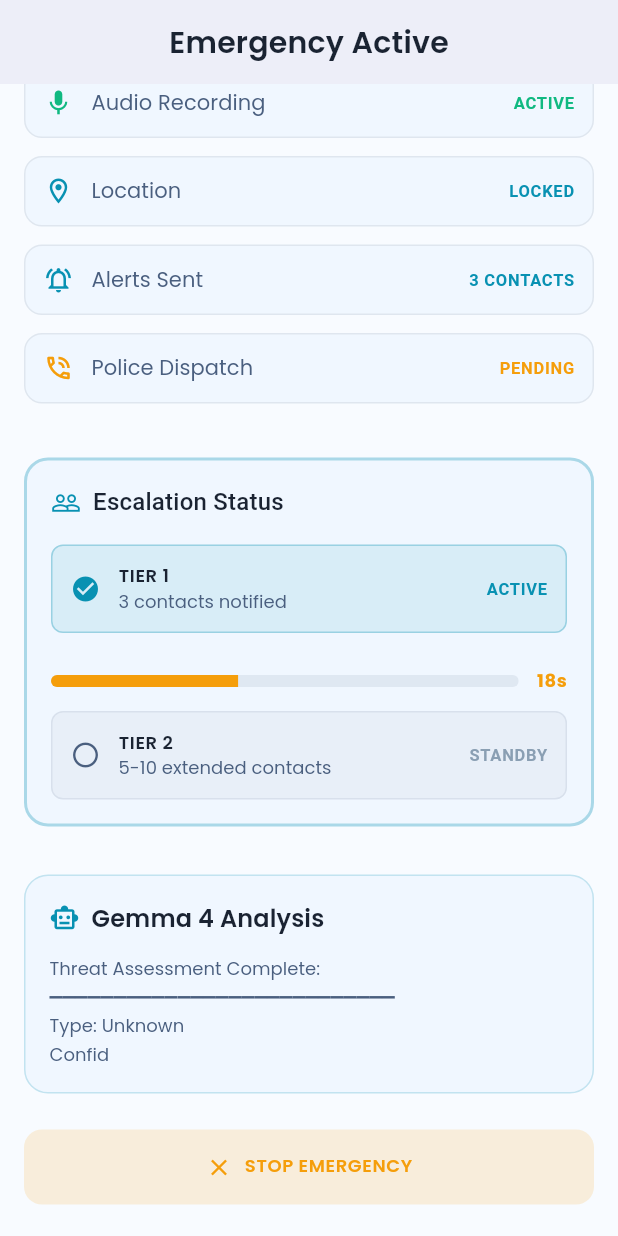
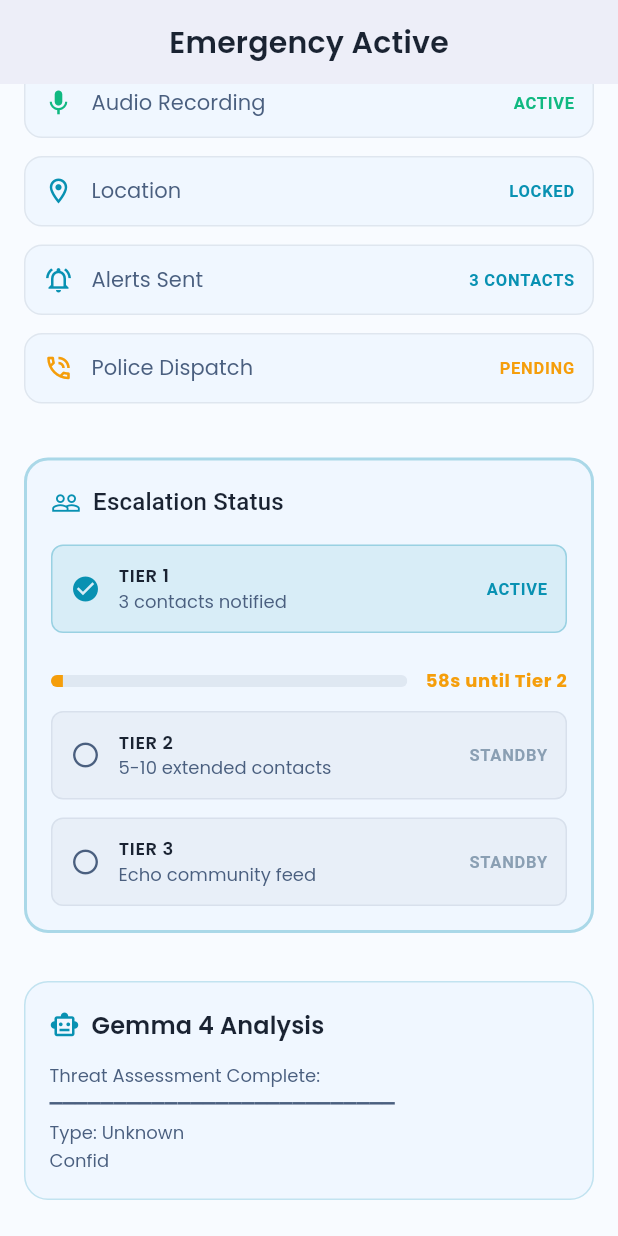
Before and after one commit to estheticallybawo/echo, a Flutter app: the EmergencyActiveScreen screen opened by its route, scrolled down 420 dp, on a phone screen of 412 x 824 dp. Run offline on Flutter 3.47's test engine with Material 3 defaults, Android fonts, the phone set to English and light mode, and no system bars; our stand-ins replace audioplayers, cloud_firestore, firebase_auth, firebase_core, flutter_dotenv, google_fonts and 1 more; accounts and stored records are empty; generated files the repository leaves out were written again; network calls fail.

```diff
--- a/lib/providers/gemma_provider.dart
+++ b/lib/providers/gemma_provider.dart
@@ -3,6 +3,7 @@ import 'package:firebase_auth/firebase_auth.dart';
 import '../services/llama_threat_service.dart';
 import '../services/firestore_incident_service.dart';
 import '../services/gemma_decision_engine.dart';
+import '../services/escalation_timer_service.dart';
 
 /// Track C: Gemma 4 Threat Assessment Provider
 /// Week 1: Mocks Google AI Studio
@@ -156,7 +157,14 @@ class GemmaProvider extends ChangeNotifier {
     }
   }
 
-  /// Get contacts to notify based on threat severity
+  /// Get contacts to notify based on current ESCALATION TIER (not threat severity)
+  ///
+  /// Now integrates with EscalationTimerService to determine which tier is currently active.
+  /// This ensures contacts are only notified at the appropriate escalation level.
+  ///
+  /// T+5s:  Tier 1 (inner circle) notified
+  /// T+60s: Tier 2 (extended network) notified
+  /// T+90s: Tier 3 (Echo community feed) notified
   Future<List<String>> getContactsToNotify() async {
     if (lastThreatAssessment == null) return [];
 
@@ -164,9 +172,14 @@ class GemmaProvider extends ChangeNotifier {
       final threatType = (lastThreatAssessment!['threat'] ?? 'unknown').toString();
       final confidence = (lastThreatAssessment!['confidence'] as num?)?.toDouble() ?? 0.0;
 
+      // Get current escalation tier from service (singleton)
+      final escalationService = EscalationTimerService();
+      final currentTier = escalationService.currentTier;
+
       return await _decisionEngine.getContactsToAlert(
         threatType: threatType,
         confidence: confidence,
+        currentTier: currentTier,
       );
     } catch (e) {
       print('❌ Error getting contacts to notify: $e');
--- a/lib/screens/emergency_active_screen.dart
+++ b/lib/screens/emergency_active_screen.dart
@@ -2,7 +2,9 @@
 
 import 'package:flutter/material.dart';
 import 'dart:async';
+import 'dart:math';
 import '../theme.dart';
+import '../services/escalation_timer_service.dart';
 
 class EmergencyActiveScreen extends StatefulWidget {
   final Map<String, dynamic>? threatAnalysis;
@@ -27,6 +29,8 @@ class _EmergencyActiveScreenState extends State<EmergencyActiveScreen>
   late Timer _elapsedTimer;
   int _elapsedSeconds = 0;
   late Stream<String> _aiAnalysisStream;
+  late EscalationTimerService _escalationService;
+  int _currentTier = 1;
 
   // Threat analysis data from Gemma
   late Map<String, dynamic> threatData;
@@ -67,11 +71,37 @@ class _EmergencyActiveScreenState extends State<EmergencyActiveScreen>
       vsync: this,
     )..repeat();
 
-    // Elapsed timer
+    _timerController = AnimationController(
+      duration: const Duration(milliseconds: 500),
+      vsync: this,
+    );
+
+    // Initialize escalation timer service
+    _escalationService = EscalationTimerService();
+
+    // Start escalation with callbacks
+    _escalationService.startEscalation(
+      incidentId: widget.emergencyDescription ?? 'emergency_${DateTime.now().millisecondsSinceEpoch}',
+      onTier1Activate: () {
+        print('🎯 Tier 1 Activated - Inner circle notified');
+        setState(() => _currentTier = 1);
+      },
+      onTier2Escalate: () {
+        print('🎯 Tier 2 Escalated - Extended network notified');
+        setState(() => _currentTier = 2);
+      },
+      onTier3Escalate: () {
+        print('🎯 Tier 3 Auto-posted - Echo community feed updated');
+        setState(() => _currentTier = 3);
+      },
+      onTickCallback: (seconds) {
+        setState(() => _elapsedSeconds = seconds);
+      },
+    );
+
+    // Legacy elapsed timer (kept for compatibility)
     _elapsedTimer = Timer.periodic(const Duration(seconds: 1), (timer) {
-      setState(() {
-        _elapsedSeconds++;
-      });
+      // Timer updates now come from escalation service callback
     });
 
     // Simulate Gemma 4 AI analysis stream with real data
@@ -83,7 +113,9 @@ class _EmergencyActiveScreenState extends State<EmergencyActiveScreen>
   @override
   void dispose() {
     _pulseController.dispose();
+    _timerController.dispose();
     _elapsedTimer.cancel();
+    _escalationService.stopEscalation();
     super.dispose();
   }
 
@@ -405,9 +437,6 @@ Social: Queued for amplification
     );
   }
 
-  // ========================================
-  // NEW WIDGETS FOR DEVELOPER IMPLEMENTATION
-  // ========================================
 
   /// Threat Confidence Gauge
   Widget _buildEmotionGauge() {
@@ -511,12 +540,20 @@ Social: Queued for amplification
   }
 
   /// Escalation Timer (Track B - Dev 2)
-  /// Shows 2-tier escalation: Tier 1 (0-30s) → Tier 2
-  /// Developer: Wire EscalationManager FSM stream here
+  /// Shows 3-tier escalation: Tier 1 (T+5s) → Tier 2 (T+60s) → Tier 3 (T+90s)
+  /// Wired to EscalationTimerService with real-time callbacks
   Widget _buildEscalationTimerCard() {
-    // PLACEHOLDER: Developers will replace with EscalationManager stream
-    int secondsUntilTier2 = 18; // Countdown from 30s
-    bool isTier1Active = secondsUntilTier2 > 0;
+    // Get time remaining until next tier escalation
+    int secondsUntilTier2 = 0;
+    bool isTier1Active = _currentTier == 1;
+    bool isTier2Active = _currentTier == 2;
+    bool isTier3Active = _currentTier == 3;
+
+    if (_currentTier == 1) {
+      secondsUntilTier2 = max(0, 60 - _elapsedSeconds);
+    } else if (_currentTier == 2) {
+      secondsUntilTier2 = max(0, 90 - _elapsedSeconds);
+    }
 
     return Container(
       padding: const EdgeInsets.all(16),
@@ -561,7 +598,7 @@ Social: Queued for amplification
           ),
           const SizedBox(height: 12),
 
-          // Countdown timer for Tier 2
+          // Countdown timer for Tier 2 (T+60s escalation)
           if (isTier1Active) ...[
             Padding(
               padding: const EdgeInsets.symmetric(vertical: 12),
@@ -571,7 +608,7 @@ Social: Queued for amplification
                     child: ClipRRect(
                       borderRadius: BorderRadius.circular(8),
                       child: LinearProgressIndicator(
-                        value: (30 - secondsUntilTier2) / 30,
+                        value: (_elapsedSeconds / 60).clamp(0.0, 1.0),
                         minHeight: 8,
                         backgroundColor: EchoColors.textSecondary
                             .withOpacity(0.1),
@@ -583,7 +620,7 @@ Social: Queued for amplification
                   ),
                   const SizedBox(width: 12),
                   Text(
-                    '${secondsUntilTier2}s',
+                    '${secondsUntilTier2}s until Tier 2',
                     style: Theme.of(context).textTheme.labelLarge?.copyWith(
                       color: EchoColors.warning,
                       fontWeight: FontWeight.w700,
@@ -597,9 +634,52 @@ Social: Queued for amplification
           // Tier 2 Status
           _buildTierRow(
             tier: 'TIER 2',
-            status: isTier1Active ? 'STANDBY' : 'ACTIVATED',
+            status: isTier2Active ? 'ACTIVE' : (isTier1Active ? 'STANDBY' : 'COMPLETED'),
             contacts: '5-10 extended contacts',
-            isActive: !isTier1Active,
+            isActive: isTier2Active,
+            context: context,
+          ),
+          const SizedBox(height: 12),
+
+          // Countdown timer for Tier 3 (T+90s escalation)
+          if (isTier2Active) ...[
+            Padding(
+              padding: const EdgeInsets.symmetric(vertical: 12),
+              child: Row(
+                children: [
+                  Expanded(
+                    child: ClipRRect(
+                      borderRadius: BorderRadius.circular(8),
+                      child: LinearProgressIndicator(
+                        value: (_elapsedSeconds / 90).clamp(0.0, 1.0),
+                        minHeight: 8,
+                        backgroundColor: EchoColors.textSecondary
+                            .withOpacity(0.1),
+                        valueColor: const AlwaysStoppedAnimation<Color>(
+                          EchoColors.warning,
+                        ),
+                      ),
+                    ),
+                  ),
+                  const SizedBox(width: 12),
+                  Text(
+                    '${max(0, 90 - _elapsedSeconds)}s until Echo Feed',
+                    style: Theme.of(context).textTheme.labelLarge?.copyWith(
+                      color: EchoColors.warning,
+                      fontWeight: FontWeight.w700,
+                    ),
+                  ),
+                ],
+              ),
+            ),
+          ],
+
+          // Tier 3 Status
+          _buildTierRow(
+            tier: 'TIER 3',
+            status: isTier3Active ? 'POSTED' : (isTier2Active ? 'PENDING' : 'STANDBY'),
+            contacts: 'Echo community feed',
+            isActive: isTier3Active,
             context: context,
           ),
         ],
--- a/lib/services/gemma_decision_engine.dart
+++ b/lib/services/gemma_decision_engine.dart
@@ -22,7 +22,7 @@ class GemmaDecisionEngine {
 
   /// Decision thresholds for threat escalation
   static const Map<String, int> threatConfidenceThresholds = {
-    'kidnapping': 60,     // Escalate at 60% confidence
+    'kidnapping': 90,     // Escalate at 60% confidence
     'assault': 65,        // Escalate at 65% confidence
     'medical': 70,        // Escalate at 70% confidence
     'fire': 85,           // Escalate at 85% confidence
@@ -172,34 +172,39 @@ class GemmaDecisionEngine {
     }
   }
 
-  /// Determine which contacts to alert based on threat severity
-  /// Returns list of contact categories to notify
+  /// Determine which contacts to alert based on CURRENT ESCALATION TIER
+  /// Note: This method is now called by EscalationTimerService at specific intervals
+  /// T+5s: Return Tier 1 only (tier_1_emergency)
+  /// T+60s: Return Tier 2 (tier_2_extended)
+  /// T+90s: Return Tier 3 (tier_3_public)
+  ///
+  /// IMPORTANT: This method should NOT use confidence to determine tier!
+  /// Tier determination is ONLY the responsibility of EscalationTimerService timing.
+  /// Confidence is used to decide WHETHER to escalate, not WHEN to escalate.
   Future<List<String>> getContactsToAlert({
     required String threatType,
     required double confidence,
+    required int currentTier,
   }) async {
     List<String> contactsToAlert = [];
 
-    // Default: always alert Tier 1 emergency contacts
-    contactsToAlert.add('tier_1_emergency');
+    // Return contacts ONLY for the current tier and below
+    // Tier 1 is default, activated at T+5s
+    if (currentTier >= 1) {
+      contactsToAlert.add('tier_1_emergency');
+    }
 
-    if (confidence > 70) {
+    // Tier 2 extended network, activated at T+60s
+    if (currentTier >= 2) {
       contactsToAlert.add('tier_2_extended');
     }
 
-    if (confidence > 85) {
+    // Tier 3 public/Echo feed, activated at T+90s
+    if (currentTier >= 3) {
       contactsToAlert.add('tier_3_public');
     }
 
-    // Certain threats require immediate higher-tier notification
-    if (threatType == 'kidnapping' && confidence > 60) {
-      contactsToAlert.add('tier_2_extended');
-    }
-
-    if (threatType == 'assault' && confidence > 65) {
-      contactsToAlert.add('tier_2_extended');
-    }
-
+    print('✅ getContactsToAlert(tier=$currentTier) → ${contactsToAlert.toSet().toList()}');
     return contactsToAlert.toSet().toList(); // Remove duplicates
   }
 
--- a/lib/services/llama_config.dart
+++ b/lib/services/llama_config.dart
@@ -34,10 +34,10 @@ class LlamaConfig {
   static const double REPEAT_PENALTY = 1.0;
 
   /// Timeout for llama-server responses
-  static const Duration TIMEOUT = Duration(seconds: 300);
+  static const Duration TIMEOUT = Duration(seconds: 30);
 
   /// Health check timeout (longer for ngrok's variable latency)
-  static const Duration HEALTH_CHECK_TIMEOUT_LOCAL = Duration(seconds: 60);
+  static const Duration HEALTH_CHECK_TIMEOUT_LOCAL = Duration(seconds: 30);
 
 
   /// Health check: Is llama-server running?
```
